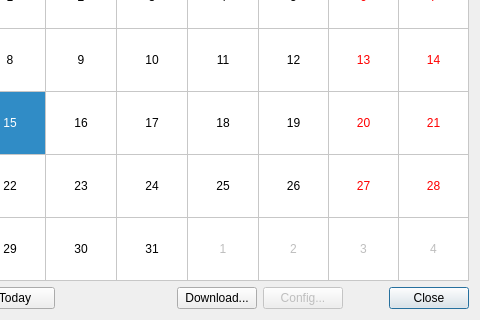
Above: ui/summary.ui from ihewitt/poolviewer before the change; both pictures show x 544 to 1024 and y 448 to 768 of the 1024 by 768 pixel window. Below: the same form after it.
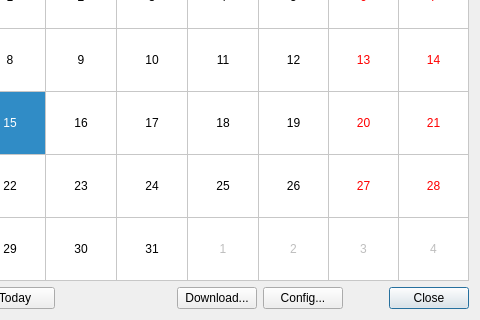
That is the form after the change. Custom widgets are drawn as their Qt base class.

```diff
--- a/ui/summary.ui
+++ b/ui/summary.ui
@@ -387,7 +387,7 @@
            <item>
             <widget class="QPushButton" name="configButton">
              <property name="enabled">
-              <bool>false</bool>
+              <bool>true</bool>
              </property>
              <property name="text">
               <string>Config...</string>
```
